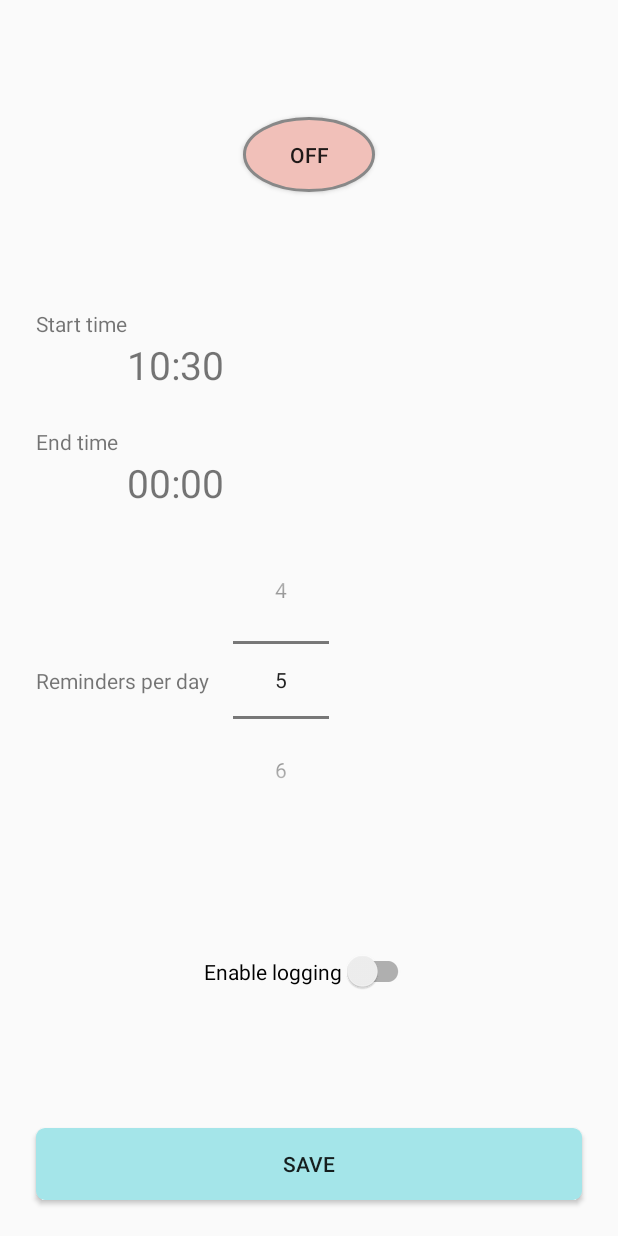
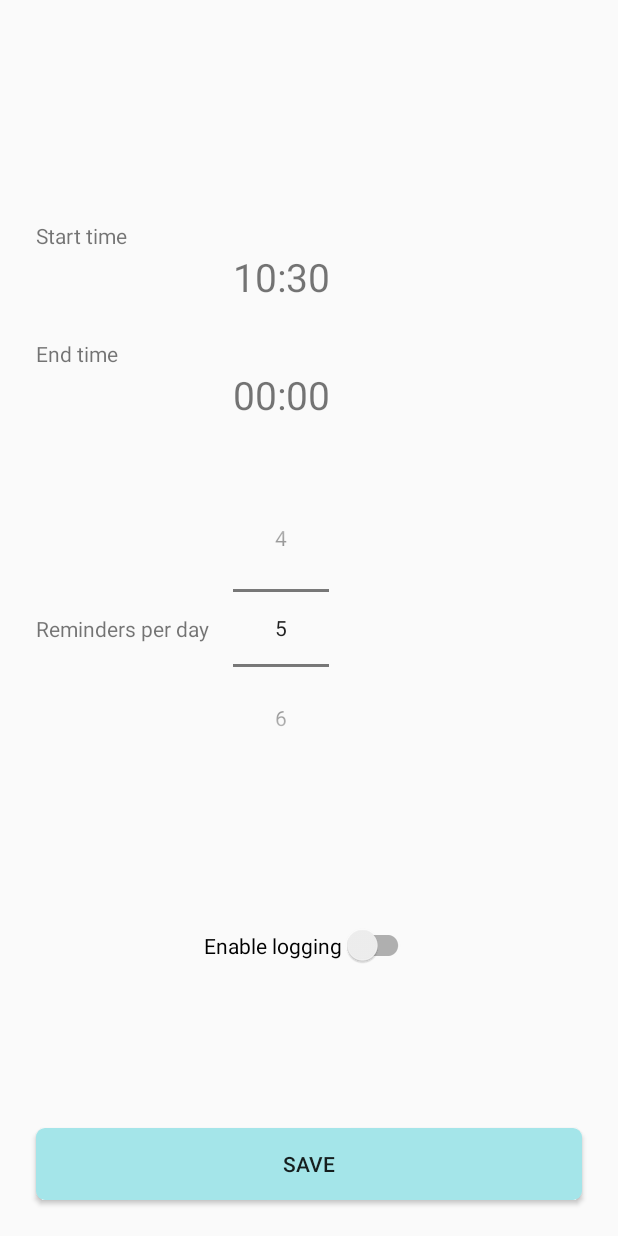
Before and after one commit to pericleskb/headless-reminder, an Android app: the screen it shows after launch (DashboardActivity), on a phone screen of 412 x 824 dp. Run offline under Robolectric (Android 15) with nearby library versions, the phone set to English and light mode, and no system bars.

Commit message:
fix layout, remove comments

```diff
--- a/app/src/main/java/com/joyfulDonkey/headlessreminder/models/alarm/AlarmSchedulerPropertiesModel.kt
+++ b/app/src/main/java/com/joyfulDonkey/headlessreminder/models/alarm/AlarmSchedulerPropertiesModel.kt
@@ -1,6 +1,5 @@
 package com.joyfulDonkey.headlessreminder.models.alarm
 
-import com.joyfulDonkey.headlessreminder.components.files.delegates.WriteFileDelegate
 import java.util.*
 import java.util.concurrent.ThreadLocalRandom
 import kotlin.collections.ArrayList
@@ -19,20 +18,16 @@ import kotlin.collections.ArrayList
  **********************************************************************/
 data class AlarmSchedulerPropertiesModel(
     var numberOfAlarms: Int,
-    //TODO set to current time and midnight if not set
-    var earliestAlarmAt: TimeOfDayModel = TimeOfDayModel(18,0),
-    var latestAlarmAt: TimeOfDayModel = TimeOfDayModel(18, 15)
+    var earliestAlarmAt: TimeOfDayModel,
+    var latestAlarmAt: TimeOfDayModel
 ) {
     companion object {
-        const val SECOND_IN_MS = 1000L
-        const val MINUTE_IN_MS = 60 * SECOND_IN_MS
-        const val HOUR_IN_MS = 60 * MINUTE_IN_MS
+        private const val SECOND_IN_MS = 1000L
         const val SALT_PERCENTAGE = 0.33
         //    const val START_NOW_OFFSET = (MINUTE_IN_MS * 2) TODO causes crashes on sort windows
         const val START_NOW_OFFSET = (SECOND_IN_MS * 10)
     }
 
-    //TODO bug. When between alarms alarms will be set even after end time
     fun getAlarmIntervals(): ArrayList<Long> {
         val firstAlarmDelay = calculateFirstAlarmDelay()
         val evenDistributionMs = calculateEvenDistributionMs()
@@ -97,7 +92,6 @@ data class AlarmSchedulerPropertiesModel(
 
     private fun generateFirstInterval(evenDistribution: Long, firstAlarmDelay: Long): Long {
         val minValue = if (firstAlarmDelay == 0L) START_NOW_OFFSET else 0
-        //TODO minValue > bound if too many alarms in too short a time
         return ThreadLocalRandom.current().nextLong(minValue, (0.83 * evenDistribution).toLong())
     }
 }
--- a/app/src/main/res/layout/fragment_dashboard.xml
+++ b/app/src/main/res/layout/fragment_dashboard.xml
@@ -4,20 +4,19 @@
     android:layout_width="match_parent"
     android:layout_height="match_parent">
 
-    <ToggleButton
-        android:id="@+id/onOffSwitch"
+
+    <androidx.constraintlayout.widget.Guideline
+        android:id="@+id/startAlarmHeightStart"
         android:layout_width="wrap_content"
         android:layout_height="wrap_content"
-        android:background="@drawable/drawable_switch_selector"
-        app:layout_constraintBottom_toTopOf="@+id/startAlarmHeightStart"
-        app:layout_constraintEnd_toEndOf="parent"
-        app:layout_constraintStart_toStartOf="parent"
-        app:layout_constraintTop_toTopOf="parent" />
+        android:orientation="horizontal"
+        app:layout_constraintGuide_percent="0.15" />
 
     <TextView
         android:id="@+id/startTimeTitle"
         android:layout_width="wrap_content"
         android:layout_height="wrap_content"
+        android:layout_marginTop="24dp"
         android:layout_marginStart="24dp"
         android:text="@string/start_time"
         app:layout_constraintBottom_toTopOf="@id/startTimeSelector"
@@ -28,11 +27,11 @@
         android:id="@+id/startTimeSelector"
         android:layout_width="0dp"
         android:layout_height="wrap_content"
+        android:text="@{dashboardViewModel.alarmProperties.component2().toString()}"
         android:textSize="26sp"
-        android:text="@{dashboardViewModel.alarmProperties.component2().toString()}"
         app:layout_constraintEnd_toEndOf="parent"
         app:layout_constraintHorizontal_bias="0.0"
-        app:layout_constraintStart_toEndOf="@+id/startTimeTitle"
+        app:layout_constraintStart_toStartOf="@+id/numOfAlarmsPicker"
         app:layout_constraintTop_toBottomOf="@+id/startTimeTitle"
         tools:text="09:15" />
 
@@ -52,7 +51,7 @@
         android:layout_height="wrap_content"
         android:textSize="26sp"
         app:layout_constraintEnd_toEndOf="parent"
-        app:layout_constraintStart_toStartOf="@+id/startTimeSelector"
+        app:layout_constraintStart_toStartOf="@+id/numOfAlarmsPicker"
         app:layout_constraintTop_toBottomOf="@+id/endTimeTitle"
         tools:text="23:45" />
 
@@ -73,7 +72,7 @@
         android:layout_width="wrap_content"
         android:layout_height="wrap_content"
         android:layout_marginStart="16dp"
-        android:layout_marginTop="24dp"
+        android:layout_marginTop="48dp"
         android:backgroundTint="@color/gray"
         app:layout_constraintStart_toEndOf="@+id/numOfAlarmsText"
         app:layout_constraintTop_toBottomOf="@+id/endTimeSelector" />
@@ -91,13 +90,6 @@
         app:layout_constraintEnd_toEndOf="parent"
         app:layout_constraintStart_toStartOf="parent" />
 
-    <androidx.constraintlayout.widget.Guideline
-        android:id="@+id/startAlarmHeightStart"
-        android:layout_width="wrap_content"
-        android:layout_height="wrap_content"
-        android:orientation="horizontal"
-        app:layout_constraintGuide_percent="0.25" />
-
     <com.google.android.material.switchmaterial.SwitchMaterial
         android:id="@+id/loggingSwitch"
         android:layout_width="wrap_content"
```
